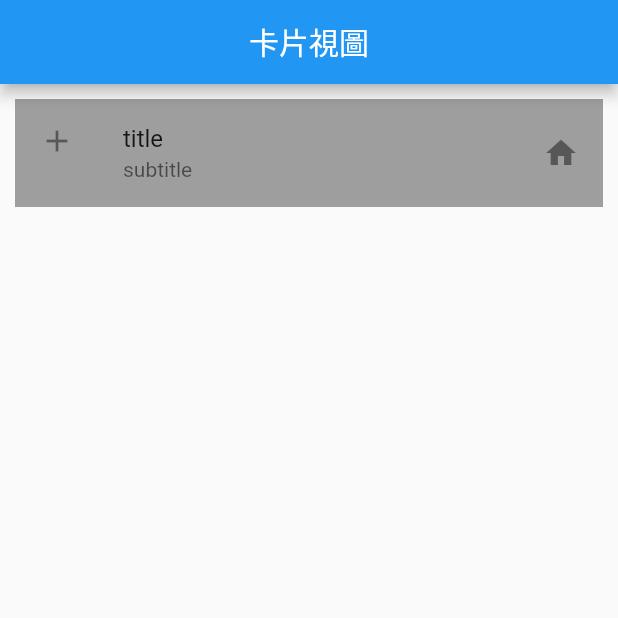
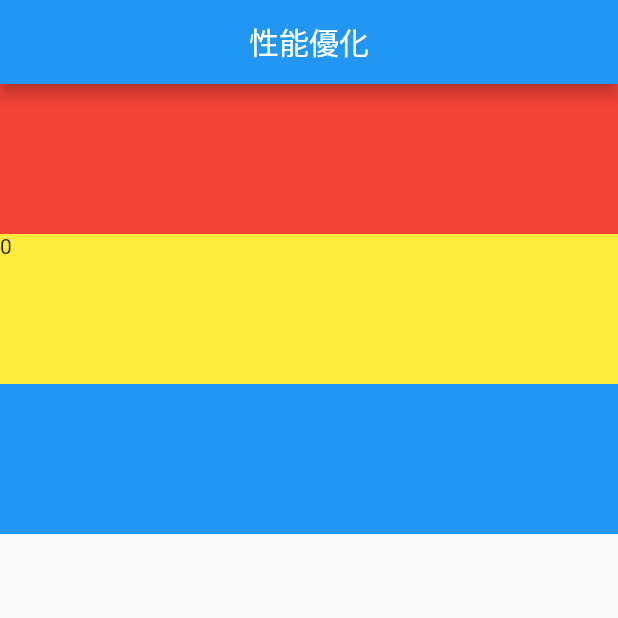
Before and after one commit to martin25tung/flutter_basic, a Flutter app: the screen it shows after launch, on a phone screen of 412 x 824 dp, the top half of it. Run offline on Flutter 3.47's test engine with Material 2 defaults, Android fonts, the light colour scheme and no system bars.

Commit message:
性能優化

```diff
--- a/lib/main.dart
+++ b/lib/main.dart
@@ -4,6 +4,7 @@ import 'package:flutter_basic/widgets/bottom_navigator.dart';
 import 'package:flutter_basic/widgets/card_demo.dart';
 import 'package:flutter_basic/widgets/demo_01.dart';
 import 'package:flutter_basic/widgets/demo_04.dart';
+import 'package:flutter_basic/widgets/demo_05.dart';
 import 'package:flutter_basic/widgets/grid_view_demo.dart';
 import 'package:flutter_basic/widgets/layout_demo.dart';
 import 'package:flutter_basic/widgets/listview_demo.dart';
@@ -37,8 +38,9 @@ class MyApp extends StatelessWidget {
         "alert": (context) => AlertDialogDemoState(),
         "table": (context) => TableDemo(),
         "card": (context) => CardDemo(),
+        "demo05": (context) => Demo05(),
       },
-      initialRoute: "card",
+      initialRoute: "demo05",
       onGenerateRoute: (s) {
         // 可以在這裡做未登入檢查
         switch (s.name) {
--- /dev/null
+++ b/lib/widgets/demo_05.dart
@@ -0,0 +1,66 @@
+import 'package:flutter/cupertino.dart';
+import 'package:flutter/material.dart';
+
+class Demo05 extends StatefulWidget {
+  const Demo05({Key? key}) : super(key: key);
+
+  @override
+  State<Demo05> createState() => _Demo05State();
+}
+
+class _Demo05State extends State<Demo05> {
+  int count = 0;
+
+  @override
+  Widget build(BuildContext context) {
+    return Scaffold(
+      appBar: AppBar(
+        title: Text("性能優化"),
+        centerTitle: true,
+      ),
+      body: Column(
+        children: [
+          Container(
+            width: double.infinity,
+            height: 100,
+            color: Colors.red,
+          ),
+          Container(
+            width: double.infinity,
+            height: 100,
+            color: Colors.yellow,
+            child: CountDemo(),
+          ),
+          Container(
+            width: double.infinity,
+            height: 100,
+            color: Colors.blue,
+          ),
+        ],
+      ),
+    );
+  }
+}
+
+class CountDemo extends StatefulWidget {
+  const CountDemo({Key? key}) : super(key: key);
+
+  @override
+  State<CountDemo> createState() => _CountDemoState();
+}
+
+class _CountDemoState extends State<CountDemo> {
+  int count = 0;
+
+  @override
+  Widget build(BuildContext context) {
+    return GestureDetector(
+      child: Text(count.toString()),
+      onTap: () {
+        setState(() {
+          count++;
+        });
+      },
+    );
+  }
+}
```
